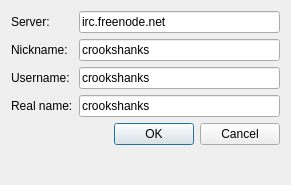
Above: src/ui/connectdialog.ui from viking/smirch-qt before the change. Below: the same form after it.
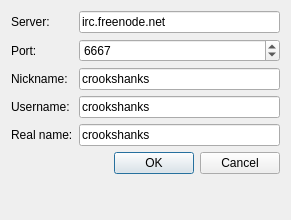
That is the form after the change.

```diff
--- a/src/ui/connectdialog.ui
+++ b/src/ui/connectdialog.ui
@@ -7,7 +7,7 @@
     <x>0</x>
     <y>0</y>
     <width>291</width>
-    <height>185</height>
+    <height>220</height>
    </rect>
   </property>
   <property name="windowTitle">
@@ -28,42 +28,42 @@
      </property>
     </widget>
    </item>
-   <item row="1" column="0">
+   <item row="2" column="0">
     <widget class="QLabel" name="lblNickname">
      <property name="text">
       <string>Nickname:</string>
      </property>
     </widget>
    </item>
-   <item row="1" column="1">
+   <item row="2" column="1">
     <widget class="QLineEdit" name="leNickname">
      <property name="text">
       <string>crookshanks</string>
      </property>
     </widget>
    </item>
-   <item row="2" column="0">
+   <item row="3" column="0">
     <widget class="QLabel" name="lblUsername">
      <property name="text">
       <string>Username:</string>
      </property>
     </widget>
    </item>
-   <item row="2" column="1">
+   <item row="3" column="1">
     <widget class="QLineEdit" name="leUsername">
      <property name="text">
       <string>crookshanks</string>
      </property>
     </widget>
    </item>
-   <item row="3" column="0">
+   <item row="4" column="0">
     <widget class="QLabel" name="lblRealName">
      <property name="text">
       <string>Real name:</string>
      </property>
     </widget>
    </item>
-   <item row="4" column="1">
+   <item row="5" column="1">
     <widget class="QDialogButtonBox" name="buttonBox">
      <property name="orientation">
       <enum>Qt::Horizontal</enum>
@@ -73,13 +73,30 @@
      </property>
     </widget>
    </item>
-   <item row="3" column="1">
+   <item row="4" column="1">
     <widget class="QLineEdit" name="leRealName">
      <property name="text">
       <string>crookshanks</string>
      </property>
     </widget>
    </item>
+   <item row="1" column="0">
+    <widget class="QLabel" name="lblPort">
+     <property name="text">
+      <string>Port:</string>
+     </property>
+    </widget>
+   </item>
+   <item row="1" column="1">
+    <widget class="QSpinBox" name="sbPort">
+     <property name="maximum">
+      <number>99999</number>
+     </property>
+     <property name="value">
+      <number>6667</number>
+     </property>
+    </widget>
+   </item>
   </layout>
  </widget>
  <tabstops>
```
Left out of the diff: 1 changed line with no effect on the pictures.
